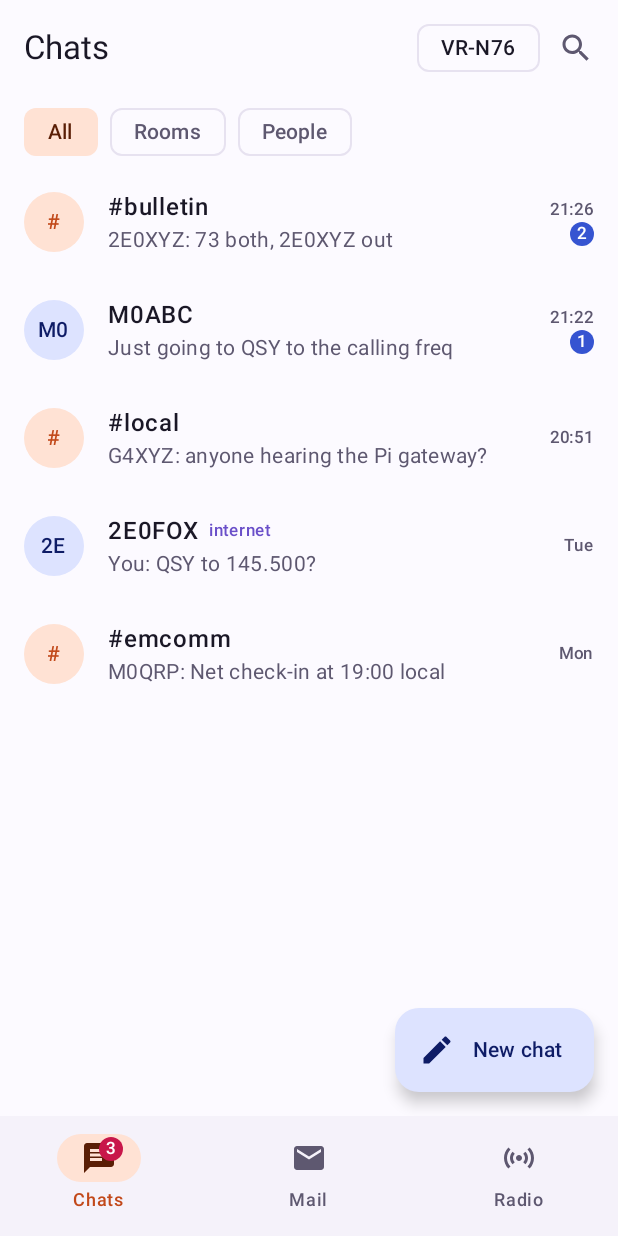
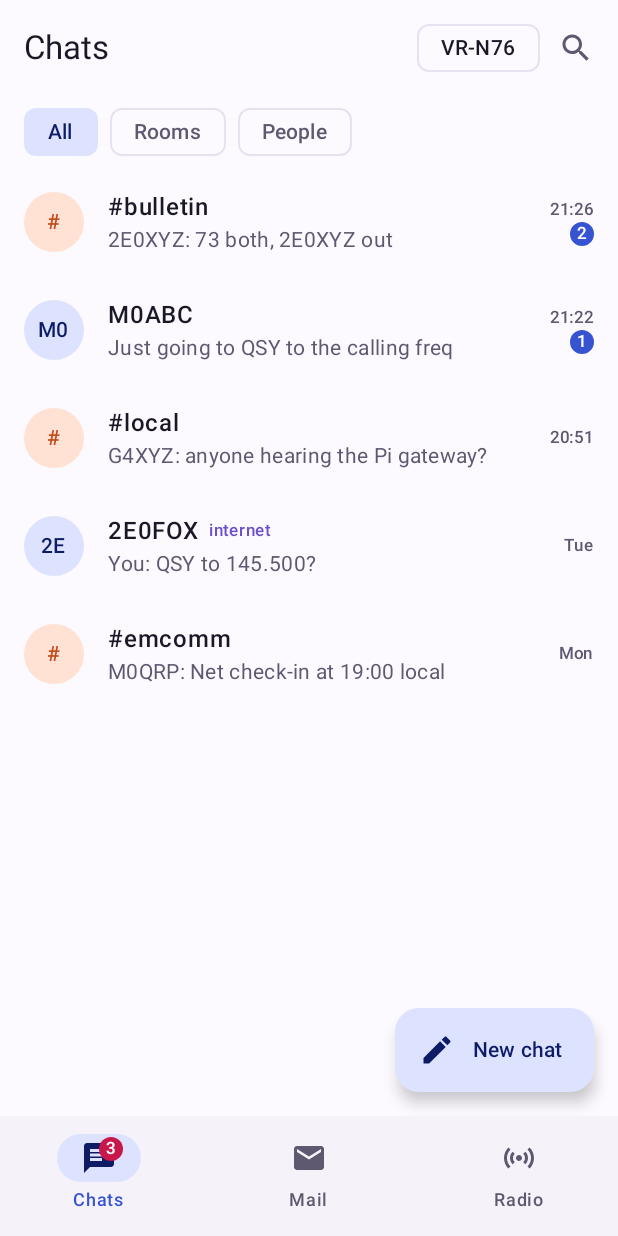
Before and after one commit to thaum-labs/weechat-radio, an Android app built with Jetpack Compose: the screen it shows after launch (MainActivity), after a tap on "Connect", on a phone screen of 412 x 824 dp. Run offline under Robolectric (Android 15) with nearby library versions, the phone set to English and light mode, and no system bars; libraries missing offline, so code that uses them is left out: uniffi.wcr_mobile; 1 statement that could not run was skipped.

Commit message:
android: selected chips and tabs blue as in the mockups; orange and pink as their own colours; one letter for mail avatars

```diff
--- a/android/app/src/main/java/com/weechatradio/app/ui/Common.kt
+++ b/android/app/src/main/java/com/weechatradio/app/ui/Common.kt
@@ -13,14 +13,20 @@ import androidx.compose.ui.draw.clip
 import androidx.compose.ui.text.font.FontWeight
 import androidx.compose.ui.unit.Dp
 import androidx.compose.ui.unit.dp
+import com.weechatradio.app.ui.theme.LocalStatusColors
 
 /** A round badge with "#" for rooms or the first two letters of a callsign or address. */
 @Composable
 fun Avatar(name: String, size: Dp = 40.dp) {
     val room = name.startsWith("#")
-    val bg = if (room) MaterialTheme.colorScheme.secondaryContainer else MaterialTheme.colorScheme.primaryContainer
-    val fg = if (room) MaterialTheme.colorScheme.secondary else MaterialTheme.colorScheme.onPrimaryContainer
-    val text = if (room) "#" else name.take(2).uppercase()
+    val accent = LocalStatusColors.current
+    val bg = if (room) accent.accentContainer else MaterialTheme.colorScheme.primaryContainer
+    val fg = if (room) accent.accent else MaterialTheme.colorScheme.onPrimaryContainer
+    val text = when {
+        room -> "#"
+        name.contains('@') -> name.take(1).uppercase() // an email address
+        else -> name.take(2).uppercase() // a callsign
+    }
     Box(
         Modifier.size(size).clip(CircleShape).background(bg),
         contentAlignment = Alignment.Center,
--- a/android/app/src/main/java/com/weechatradio/app/ui/ConversationScreen.kt
+++ b/android/app/src/main/java/com/weechatradio/app/ui/ConversationScreen.kt
@@ -136,7 +136,7 @@ private fun Bubble(m: ChatMessage, showSender: Boolean) {
                 .padding(horizontal = 14.dp, vertical = 9.dp),
         ) {
             if (showSender && !m.mine) {
-                Text(m.from, style = MaterialTheme.typography.labelMedium, color = colors.secondary)
+                Text(m.from, style = MaterialTheme.typography.labelMedium, color = LocalStatusColors.current.accent)
             }
             Text(m.text, color = if (m.mine) colors.onPrimary else colors.onSurface)
         }
--- a/android/app/src/main/java/com/weechatradio/app/ui/RadioScreen.kt
+++ b/android/app/src/main/java/com/weechatradio/app/ui/RadioScreen.kt
@@ -91,7 +91,7 @@ fun RadioScreen(radio: Radio, open: (Page) -> Unit) {
                     }
                     Core.frequencyWarning(s.frequencyMhz)?.let { Text(it, color = status.warn, style = MaterialTheme.typography.bodySmall) }
                     Row(horizontalArrangement = Arrangement.spacedBy(8.dp)) {
-                        AssistChip(onClick = {}, label = { Text(s.mode, color = colors.secondary) })
+                        AssistChip(onClick = {}, label = { Text(s.mode, color = status.plus) })
                         AssistChip(onClick = {}, label = { Text(s.preset) })
                         AssistChip(onClick = {}, label = { Text("${s.callsign} · ${s.grid}") })
                     }
@@ -117,7 +117,7 @@ fun RadioScreen(radio: Radio, open: (Page) -> Unit) {
                     Text("${e.time}  ${e.what}", modifier = Modifier.weight(1f))
                     Text(
                         e.detail,
-                        color = if (e.sent) colors.secondary else colors.onSurfaceVariant,
+                        color = if (e.sent) status.accent else colors.onSurfaceVariant,
                         style = MaterialTheme.typography.bodySmall,
                     )
                 }
--- a/android/app/src/main/java/com/weechatradio/app/ui/theme/Theme.kt
+++ b/android/app/src/main/java/com/weechatradio/app/ui/theme/Theme.kt
@@ -16,20 +16,42 @@ import androidx.compose.ui.text.font.FontFamily
 /** Settings > Look > Theme. One layout, two looks. */
 enum class ThemeChoice(val label: String) { Standard("Standard"), Modem73("modem73") }
 
-/** Colours Material has no slot for: "Good" levels, warnings, the "Waiting" tag. */
-data class StatusColors(val good: Color, val warn: Color, val warnContainer: Color)
+/**
+ * Colours Material has no slot for: "Good" levels, warnings and the "Waiting"
+ * tag, the orange of rooms and things we sent, and the pink of radio-plus.
+ */
+data class StatusColors(
+    val good: Color,
+    val warn: Color,
+    val warnContainer: Color,
+    val accent: Color,
+    val accentContainer: Color,
+    val plus: Color,
+)
 
-val LocalStatusColors = staticCompositionLocalOf {
-    StatusColors(Color(0xFF178A2A), Color(0xFF9A6A00), Color(0xFFFFE9B8))
-}
+private val StandardLightStatus = StatusColors(
+    good = Color(0xFF178A2A), warn = Color(0xFF9A6A00), warnContainer = Color(0xFFFFE9B8),
+    accent = Color(0xFFC2491A), accentContainer = Color(0xFFFFE2D4), plus = Color(0xFFB0189F),
+)
+private val StandardDarkStatus = StatusColors(
+    good = Color(0xFF39FF14), warn = Color(0xFFFFBF00), warnContainer = Color(0xFF3A2C00),
+    accent = Color(0xFFFF7A3D), accentContainer = Color(0xFF4A2010), plus = Color(0xFFFF4DFF),
+)
+private val Modem73Status = StatusColors(
+    good = Color(0xFF18FC7C), warn = Color(0xFFE6B800), warnContainer = Color(0xFF2A2000),
+    accent = Color(0xFFFF7A3D), accentContainer = Color(0xFF2A1030), plus = Color(0xFFFF4DFF),
+)
+
+val LocalStatusColors = staticCompositionLocalOf { StandardLightStatus }
 
 // Standard: the weechatradio.com website palette mapped to Material 3 roles
 // (same values as the mockups in mobile-app-material/screens-source.html).
 private val StandardLight = lightColorScheme(
     primary = Color(0xFF3654D1), onPrimary = Color.White,
     primaryContainer = Color(0xFFDDE3FF), onPrimaryContainer = Color(0xFF0E1C66),
-    secondary = Color(0xFFC2491A), onSecondary = Color.White,
-    secondaryContainer = Color(0xFFFFE2D4), onSecondaryContainer = Color(0xFF5A1E05),
+    // Selected chips, tabs and tonal buttons use the secondary slots: blue, as in the mockups.
+    secondary = Color(0xFF3654D1), onSecondary = Color.White,
+    secondaryContainer = Color(0xFFDDE3FF), onSecondaryContainer = Color(0xFF0E1C66),
     tertiary = Color(0xFF6A4FC9),
     background = Color(0xFFFCFAFF), onBackground = Color(0xFF1A1726),
     surface = Color(0xFFFCFAFF), onSurface = Color(0xFF1A1726),
@@ -43,8 +65,8 @@ private val StandardLight = lightColorScheme(
 private val StandardDark = darkColorScheme(
     primary = Color(0xFF7D9BFF), onPrimary = Color(0xFF06081A),
     primaryContainer = Color(0xFF222C5C), onPrimaryContainer = Color(0xFFD9E0FF),
-    secondary = Color(0xFFFF7A3D), onSecondary = Color(0xFF06081A),
-    secondaryContainer = Color(0xFF4A2010), onSecondaryContainer = Color(0xFFFFD9C7),
+    secondary = Color(0xFF7D9BFF), onSecondary = Color(0xFF06081A),
+    secondaryContainer = Color(0xFF222C5C), onSecondaryContainer = Color(0xFFD9E0FF),
     tertiary = Color(0xFFC4B5FD),
     background = Color(0xFF07070A), onBackground = Color(0xFFF1ECFA),
     surface = Color(0xFF07070A), onSurface = Color(0xFFF1ECFA),
@@ -60,8 +82,8 @@ private val StandardDark = darkColorScheme(
 private val Modem73 = darkColorScheme(
     primary = Color(0xFF18FC7C), onPrimary = Color(0xFF0A0005),
     primaryContainer = Color(0xFF2A1030), onPrimaryContainer = Color(0xFF18FC7C),
-    secondary = Color(0xFFFF4DFF), onSecondary = Color(0xFF0A0005),
-    secondaryContainer = Color(0xFF2A1030), onSecondaryContainer = Color(0xFFFF4DFF),
+    secondary = Color(0xFF18FC7C), onSecondary = Color(0xFF0A0005),
+    secondaryContainer = Color(0xFF2A1030), onSecondaryContainer = Color(0xFF18FC7C),
     tertiary = Color(0xFF00D0D0),
     background = Color(0xFF100008), onBackground = Color(0xFFE8E0E4),
     surface = Color(0xFF100008), onSurface = Color(0xFFE8E0E4),
@@ -95,17 +117,17 @@ fun WeeChatRadioTheme(
     when {
         choice == ThemeChoice.Modem73 -> {
             scheme = Modem73
-            status = StatusColors(Color(0xFF18FC7C), Color(0xFFE6B800), Color(0xFF2A2000))
+            status = Modem73Status
             type = Typography().mono()
         }
         dark -> {
             scheme = StandardDark
-            status = StatusColors(Color(0xFF39FF14), Color(0xFFFFBF00), Color(0xFF3A2C00))
+            status = StandardDarkStatus
             type = Typography()
         }
         else -> {
             scheme = StandardLight
-            status = StatusColors(Color(0xFF178A2A), Color(0xFF9A6A00), Color(0xFFFFE9B8))
+            status = StandardLightStatus
             type = Typography()
         }
     }
```
